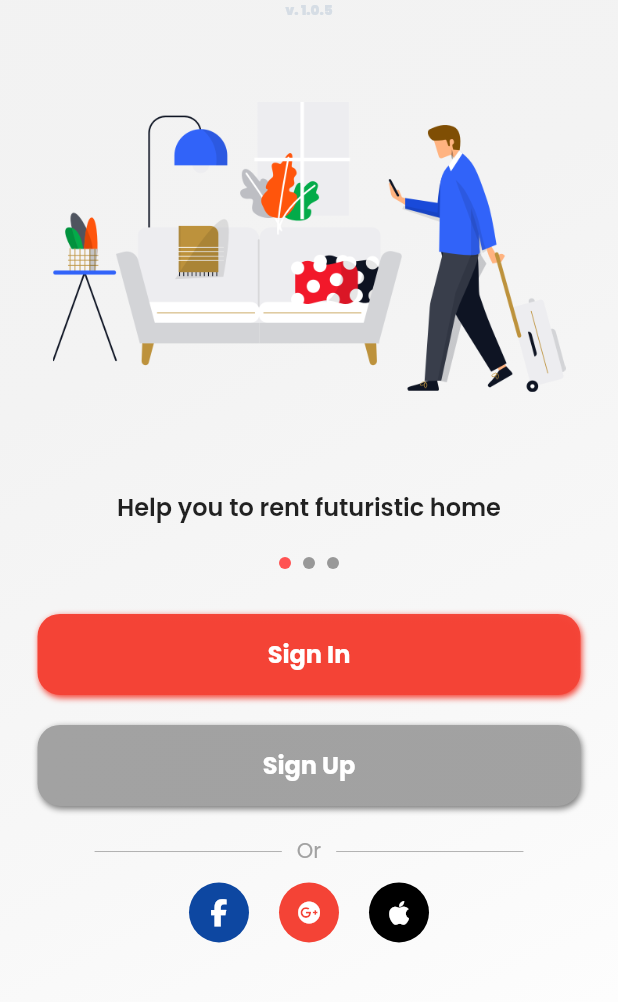
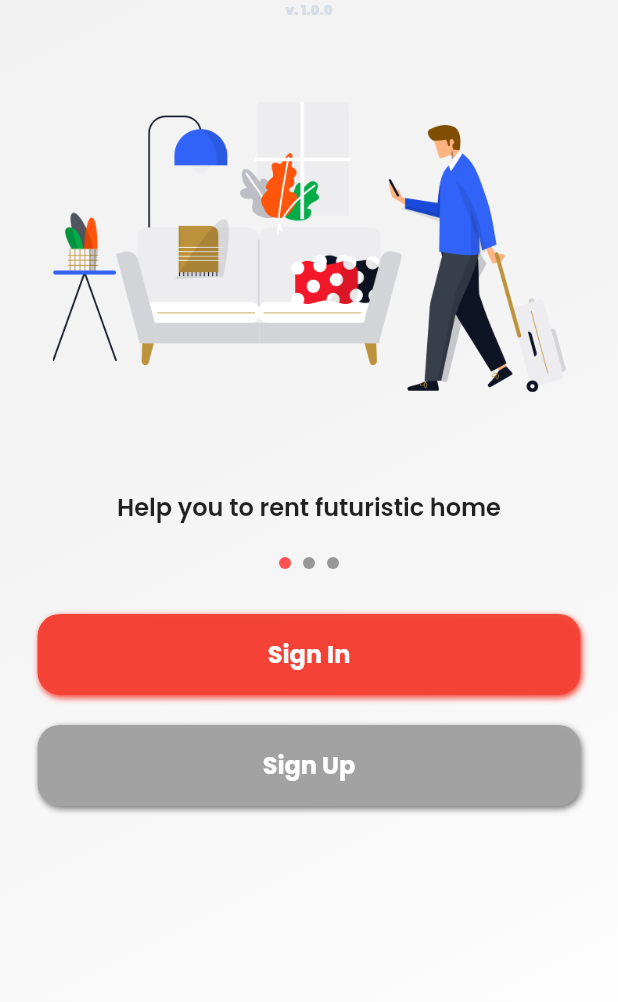
Before and after one commit to mnasirbaloch/home_rental, a Flutter app: the screen it shows after launch, on a phone screen of 412 x 824 dp, the part 90-1092 px from its top. Run offline on Flutter 3.47's test engine with Material 2 defaults, Android fonts, the phone set to English and light mode, and no system bars; drawn by our look-alikes of flutter_easyloading; our stand-ins replace badges, cloud_firestore, cool_alert, dot_navigation_bar, dropdown_search, extended_image and 22 more; missing offline and left inert: animated_icon_button, dash_chat, http_client_helper, image_editor; accounts and stored records are empty; network calls fail.

Commit message:
changes in profile pages

```diff
--- a/lib/app/my_home.dart
+++ b/lib/app/my_home.dart
@@ -26,6 +26,7 @@ import 'package:intl/intl.dart';
 
 class MyHome extends StatelessWidget {
   final XController x = XController.to;
+
   MyHome({Key? key}) : super(key: key);
 
   @override
@@ -139,6 +140,7 @@ class MyHome extends StatelessWidget {
 
   final _channel =
       const MethodChannel('com.erhacorpdotcom.homerental/app_retain');
+
   Future<bool> onBackPress() {
     debugPrint("onBackPress MyHome...");
     if (GetPlatform.isAndroid) {
@@ -184,6 +186,7 @@ class MyHome extends StatelessWidget {
   //static dialog re-usabled
   static final TextEditingController _noteReview = TextEditingController();
   static final ratingReview = 2.5.obs;
+
   static showDialogInputReview(
       final XController x, final RentalModel rental, final UserModel user) {
     _noteReview.text = '';
@@ -838,5 +841,5 @@ class MyHome extends StatelessWidget {
       ),
     );
   }
-  //static dialog re-usabled
+//static dialog re-usabled
 }
--- a/lib/auth/intro_screen.dart
+++ b/lib/auth/intro_screen.dart
@@ -11,12 +11,14 @@ import 'package:homerental/widgets/button_container.dart';
 
 class IntroScreen extends StatelessWidget {
   final XController x = XController.to;
+
   IntroScreen({Key? key}) : super(key: key) {
     Future.delayed(const Duration(milliseconds: 2200), () {
       x.asyncLatitude();
       //x.asyncUuidToken();
     });
   }
+
   final PageController controller = PageController(initialPage: 0);
 
   final titles = [
@@ -140,98 +142,98 @@ class IntroScreen extends StatelessWidget {
                     ),
                   ),
                   spaceHeight5,
-                  Container(
-                    alignment: Alignment.center,
-                    child: Row(
-                      crossAxisAlignment: CrossAxisAlignment.center,
-                      mainAxisAlignment: MainAxisAlignment.center,
-                      children: [
-                        Container(
-                          margin: const EdgeInsets.only(right: 10),
-                          color: Colors.black38,
-                          width: Get.width / 3.3,
-                          height: 0.5,
-                        ),
-                        const Text("Or", style: TextStyle(color: colorGrey)),
-                        Container(
-                          margin: const EdgeInsets.only(left: 10),
-                          color: Colors.black38,
-                          width: Get.width / 3.3,
-                          height: 0.5,
-                        ),
-                      ],
-                    ),
-                  ),
-                  spaceHeight10,
-                  Container(
-                    alignment: Alignment.center,
-                    child: Row(
-                      crossAxisAlignment: CrossAxisAlignment.center,
-                      mainAxisAlignment: MainAxisAlignment.center,
-                      children: [
-                        InkWell(
-                          onTap: () {
-                            EasyLoading.showToast("Dummy action...");
-                          },
-                          child: Container(
-                            width: 40,
-                            height: 40,
-                            margin: const EdgeInsets.only(right: 20),
-                            padding: const EdgeInsets.all(5),
-                            decoration: BoxDecoration(
-                              color: Colors.blue[900],
-                              borderRadius: BorderRadius.circular(60),
-                            ),
-                            child: ClipRRect(
-                              borderRadius: BorderRadius.circular(60),
-                              child: const Icon(FontAwesome.facebook_f,
-                                  size: 18, color: Colors.white),
-                            ),
-                          ),
-                        ),
-                        InkWell(
-                          onTap: () {
-                            EasyLoading.showToast("Dummy action...");
-                          },
-                          child: Container(
-                            width: 40,
-                            height: 40,
-                            padding: const EdgeInsets.all(5),
-                            margin: const EdgeInsets.only(right: 20),
-                            decoration: BoxDecoration(
-                              color: Colors.red,
-                              borderRadius: BorderRadius.circular(60),
-                            ),
-                            child: ClipRRect(
-                              borderRadius: BorderRadius.circular(60),
-                              child: const Icon(FontAwesome.google_plus,
-                                  size: 15, color: Colors.white),
-                            ),
-                          ),
-                        ),
-                        InkWell(
-                          onTap: () {
-                            EasyLoading.showToast("Dummy action...");
-                          },
-                          child: Container(
-                            width: 40,
-                            height: 40,
-                            padding: const EdgeInsets.all(5),
-                            margin: const EdgeInsets.only(right: 0),
-                            decoration: BoxDecoration(
-                              color: Colors.black,
-                              borderRadius: BorderRadius.circular(60),
-                            ),
-                            child: ClipRRect(
-                              borderRadius: BorderRadius.circular(60),
-                              child: const Icon(FontAwesome.apple,
-                                  size: 18, color: Colors.white),
-                            ),
-                          ),
-                        ),
-                      ],
-                    ),
-                  ),
+                  // Container(
+                  //   alignment: Alignment.center,
+                  //   child: Row(
+                  //     crossAxisAlignment: CrossAxisAlignment.center,
+                  //     mainAxisAlignment: MainAxisAlignment.center,
+                  //     children: [
+                  //       Container(
+                  //         margin: const EdgeInsets.only(right: 10),
+                  //         color: Colors.black38,
+                  //         width: Get.width / 3.3,
+                  //         height: 0.5,
+                  //       ),
+                  //       const Text("Or", style: TextStyle(color: colorGrey)),
+                  //       Container(
+                  //         margin: const EdgeInsets.only(left: 10),
+                  //         color: Colors.black38,
+                  //         width: Get.width / 3.3,
+                  //         height: 0.5,
+                  //       ),
+                  //     ],
+                  //   ),
+                  // ),
+                  // spaceHeight10,
+                  // Container(
+                  //   alignment: Alignment.center,
+                  //   child: Row(
+                  //     crossAxisAlignment: CrossAxisAlignment.center,
+                  //     mainAxisAlignment: MainAxisAlignment.center,
+                  //     children: [
+                  //       InkWell(
+                  //         onTap: () {
+                  //           EasyLoading.showToast("Dummy action...");
+                  //         },
+                  //         child: Container(
+                  //           width: 40,
+                  //           height: 40,
+                  //           margin: const EdgeInsets.only(right: 20),
+                  //           padding: const EdgeInsets.all(5),
+                  //           decoration: BoxDecoration(
+                  //             color: Colors.blue[900],
+                  //             borderRadius: BorderRadius.circular(60),
+                  //           ),
+                  //           child: ClipRRect(
+                  //             borderRadius: BorderRadius.circular(60),
+                  //             child: const Icon(FontAwesome.facebook_f,
+                  //                 size: 18, color: Colors.white),
+                  //           ),
+                  //         ),
+                  //       ),
+                  //       InkWell(
+                  //         onTap: () {
+                  //           EasyLoading.showToast("Dummy action...");
+                  //         },
+                  //         child: Container(
+                  //           width: 40,
+                  //           height: 40,
+                  //           padding: const EdgeInsets.all(5),
+                  //           margin: const EdgeInsets.only(right: 20),
+                  //           decoration: BoxDecoration(
+                  //             color: Colors.red,
+                  //             borderRadius: BorderRadius.circular(60),
+                  //           ),
+                  //           child: ClipRRect(
+                  //             borderRadius: BorderRadius.circular(60),
+                  //             child: const Icon(FontAwesome.google_plus,
+                  //                 size: 15, color: Colors.white),
+                  //           ),
+                  //         ),
+                  //       ),
+                  //       InkWell(
+                  //         onTap: () {
+                  //           EasyLoading.showToast("Dummy action...");
+                  //         },
+                  //         child: Container(
+                  //           width: 40,
+                  //           height: 40,
+                  //           padding: const EdgeInsets.all(5),
+                  //           margin: const EdgeInsets.only(right: 0),
+                  //           decoration: BoxDecoration(
+                  //             color: Colors.black,
+                  //             borderRadius: BorderRadius.circular(60),
+                  //           ),
+                  //           child: ClipRRect(
+                  //             borderRadius: BorderRadius.circular(60),
+                  //             child: const Icon(FontAwesome.apple,
+                  //                 size: 18, color: Colors.white),
+                  //           ),
+                  //         ),
+                  //       ),
+                  //     ],
+                  //   ),
+                  // ),
                   spaceHeight50,
                 ],
               ),
@@ -243,6 +245,7 @@ class IntroScreen extends StatelessWidget {
   }
 
   final indexSelected = 0.obs;
+
   Widget pageController() {
     return SizedBox(
       width: Get.width,
--- a/lib/screens/profile_screen.dart
+++ b/lib/screens/profile_screen.dart
@@ -275,6 +275,7 @@ class ProfileScreen extends StatelessWidget {
   // option change photo
   final picker = ImagePicker();
   final pathImage = ''.obs;
+
   pickImageSource(int tipe) {
     Future<XFile?> file;
 
@@ -294,6 +295,7 @@ class ProfileScreen extends StatelessWidget {
 
   final GlobalKey<ExtendedImageEditorState> editorKey =
       GlobalKey<ExtendedImageEditorState>();
+
   Future _cropImage(final XController x, final File imageFile) async {
     Get.dialog(
       Container(
@@ -729,6 +731,7 @@ class ProfileScreen extends StatelessWidget {
 
   //change fullname
   final TextEditingController _fullname = TextEditingController();
+
   showDialogOptionChangeFullname(
       final XController x, final UserModel thisUser) {
     _fullname.text = '${thisUser.fullname}';
@@ -947,6 +950,7 @@ class ProfileScreen extends StatelessWidget {
   final TextEditingController _oldPass = TextEditingController();
   final TextEditingController _newPass = TextEditingController();
   final TextEditingController _newRePass = TextEditingController();
+
   showDialogOptionChangePassword(
       final XController x, final UserModel thisUser) {
     _oldPass.text = '';
--- a/lib/theme.dart
+++ b/lib/theme.dart
@@ -15,7 +15,7 @@ import 'package:url_launcher/url_launcher.dart';
 class MyTheme {
   static const iSDEBUG = kDebugMode;
   static const String appName = "HomeRental";
-  static const String appVersion = "v. 1.0.5";
+  static const String appVersion = "v. 1.0.0";
 
   static String fcmTopicName = "homerentaltopic";
   static String serverKeyFCM =
@@ -47,7 +47,7 @@ class MyTheme {
 
   // ----------------- preference box box -------------
 
-  static String noWA = "+6281293812628";
+  static String noWA = "+923460686467";
 
   // file uploaded reference
   static String image1 = "Image";
```
